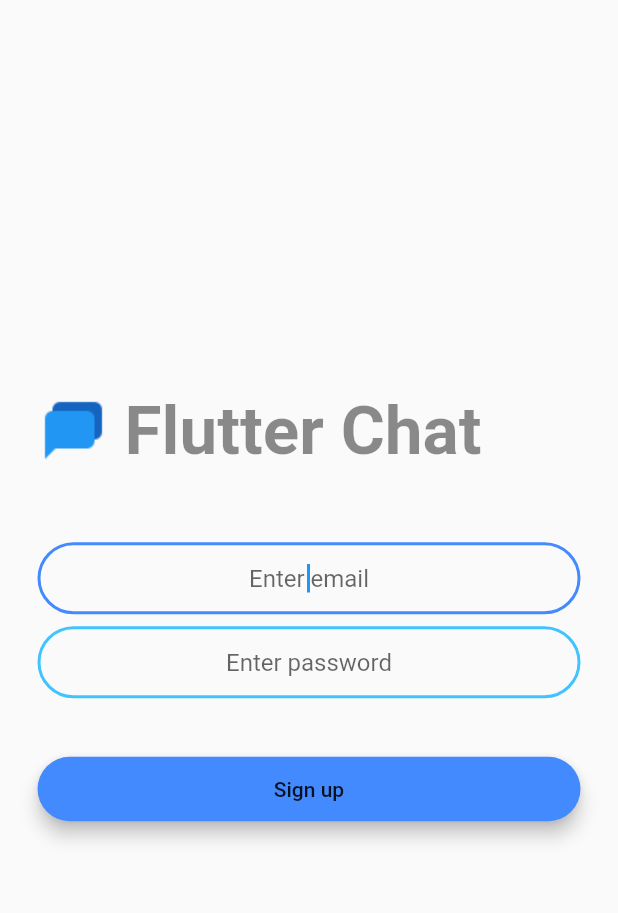
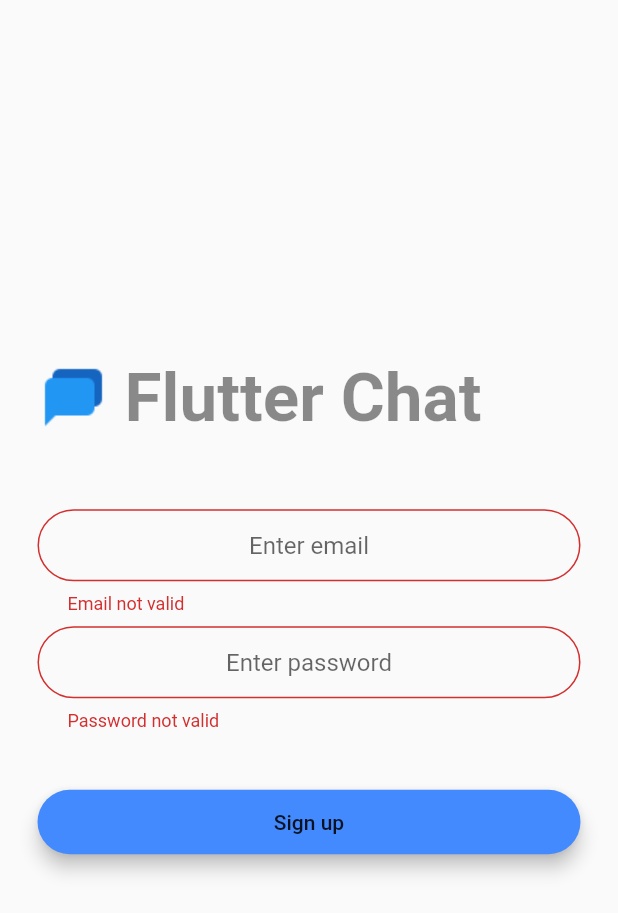
Before and after one commit to enylrad/flutter_chat, a Flutter app: the RegistrationScreen screen opened by its route, after a tap on "Sign up", on a phone screen of 412 x 824 dp. Shown: the top 913 px of the screen. Run offline on Flutter 3.47's test engine with Material 2 defaults, Android fonts, the phone set to English and light mode, and no system bars; our stand-ins replace firebase_auth, modal_progress_hud; accounts and stored records are empty.

Commit message:
control errors format text

```diff
--- /dev/null
+++ b/lib/src/mixins/validator_mixins.dart
@@ -0,0 +1,18 @@
+class ValidatorMixins {
+
+  String validateEmail(String value){
+    if(!value.contains('@')){
+      return "Email not valid";
+    }else{
+      return null;
+    }
+  }
+
+  String validatePassword(String value){
+    if(value.length < 6){
+      return "Password not valid";
+    }else{
+      return null;
+    }
+  }
+}
--- a/lib/src/screens/registration_screen.dart
+++ b/lib/src/screens/registration_screen.dart
@@ -1,5 +1,6 @@
 import 'package:firebase_auth/firebase_auth.dart';
 import 'package:flutter/material.dart';
+import 'package:flutter_chat/src/mixins/validator_mixins.dart';
 import 'package:flutter_chat/src/screens/chat_screen.dart';
 import 'package:flutter_chat/src/services/authentication.dart';
 import 'package:flutter_chat/src/widgets/app_button.dart';
@@ -14,13 +15,14 @@ class RegistrationScreen extends StatefulWidget {
   _RegistrationScreenState createState() => _RegistrationScreenState();
 }
 
-class _RegistrationScreenState extends State<RegistrationScreen> {
-  String _email;
-  String _password;
+class _RegistrationScreenState extends State<RegistrationScreen>
+    with ValidatorMixins {
   TextEditingController _emailController;
   TextEditingController _passwordController;
   FocusNode _focusNode;
   bool _showProgress = false;
+  bool _autovalidate = false;
+  final GlobalKey<FormState> _formKey = GlobalKey();
 
   void setProgressStatus(bool status) {
     setState(() {
@@ -47,6 +49,8 @@ class _RegistrationScreenState extends State<RegistrationScreen> {
     return Scaffold(
         body: ModalProgressHUD(
       inAsyncCall: _showProgress,
+      child: Form(
+          key: _formKey,
           child: Container(
             padding: EdgeInsets.symmetric(horizontal: 25.0),
             child: Column(
@@ -54,52 +58,63 @@ class _RegistrationScreenState extends State<RegistrationScreen> {
               crossAxisAlignment: CrossAxisAlignment.stretch,
               children: <Widget>[
                 AppIcon(),
-            SizedBox(
-              height: 48.0,
+                SizedBox(height: 48.0),
+                _emailField(),
+                SizedBox(height: 8.0),
+                _passwordField(),
+                SizedBox(height: 23.0),
+                _submitButton(context)
+              ],
             ),
-            AppTextField(
+          )),
+    ));
+  }
+
+  Widget _emailField() {
+    return AppTextField(
+      validator: validateEmail,
       controller: _emailController,
       hint: 'Enter email',
       focusNode: _focusNode,
       textInputType: TextInputType.emailAddress,
-              onChanged: (value) {
-                _email = value;
-              },
-            ),
-            SizedBox(
-              height: 8.0,
-            ),
-            AppTextField(
+      autoValidate: _autovalidate,
+    );
+  }
+
+  Widget _passwordField() {
+    return AppTextField(
+      validator: validatePassword,
       controller: _passwordController,
       hint: 'Enter password',
       obscure: true,
-              onChanged: (value) {
-                _password = value;
-              },
-            ),
-            SizedBox(
-              height: 23.0,
-            ),
-            AppButton(
+      autoValidate: _autovalidate,
+    );
+  }
+
+  Widget _submitButton(BuildContext context) {
+    return AppButton(
       color: Colors.blueAccent,
       onPressed: () async {
+        if (_formKey.currentState.validate()) {
           setProgressStatus(true);
-                final FirebaseUser user = await Authentication()
-                    .createUser(email: _email, password: _password);
+          final FirebaseUser user = await Authentication().createUser(
+              email: _emailController.text, password: _passwordController.text);
           if (user != null) {
             Navigator.pushNamed(context, ChatScreen.routeName);
           }
 
+          _autovalidate = false;
           FocusScope.of(context).requestFocus(_focusNode);
           _emailController.text = "";
           _passwordController.text = "";
           setProgressStatus(false);
+        } else {
+          setState(() {
+            _autovalidate = true;
+          });
+        }
       },
       name: 'Sign up',
-            )
-          ],
-        ),
-      ),
-    ));
+    );
   }
 }
--- a/lib/src/widgets/app_textfield.dart
+++ b/lib/src/widgets/app_textfield.dart
@@ -2,23 +2,29 @@ import 'package:flutter/material.dart';
 
 class AppTextField extends StatelessWidget {
   final String hint;
-  final ValueChanged<String> onChanged;
+  final ValueChanged<String> onSaved;
   final bool obscure;
   final TextInputType textInputType;
   final TextEditingController controller;
   final FocusNode focusNode;
+  final bool autoValidate;
+  final FormFieldValidator<String> validator;
 
   AppTextField(
       {this.hint,
-      this.onChanged,
+      this.onSaved,
       this.textInputType,
       this.obscure = false,
       this.controller,
-      this.focusNode});
+      this.validator,
+      this.focusNode,
+      this.autoValidate});
 
   @override
   Widget build(BuildContext context) {
-    return TextField(
+    return TextFormField(
+      autovalidate: autoValidate,
+      validator: validator,
       focusNode: focusNode,
       controller: controller,
       obscureText: obscure,
@@ -36,7 +42,7 @@ class AppTextField extends StatelessWidget {
                   BorderSide(color: Colors.lightBlueAccent, width: 2.0)),
           border: OutlineInputBorder(
               borderRadius: BorderRadius.all(Radius.circular(32.0)))),
-      onChanged: onChanged,
+      onSaved: onSaved,
       textAlign: TextAlign.center,
     );
   }
```
Also changed, not shown: lib/src/screens/login_screen.dart (+44 -25 lines). Lines whose indentation alone changed are shown as unchanged.
